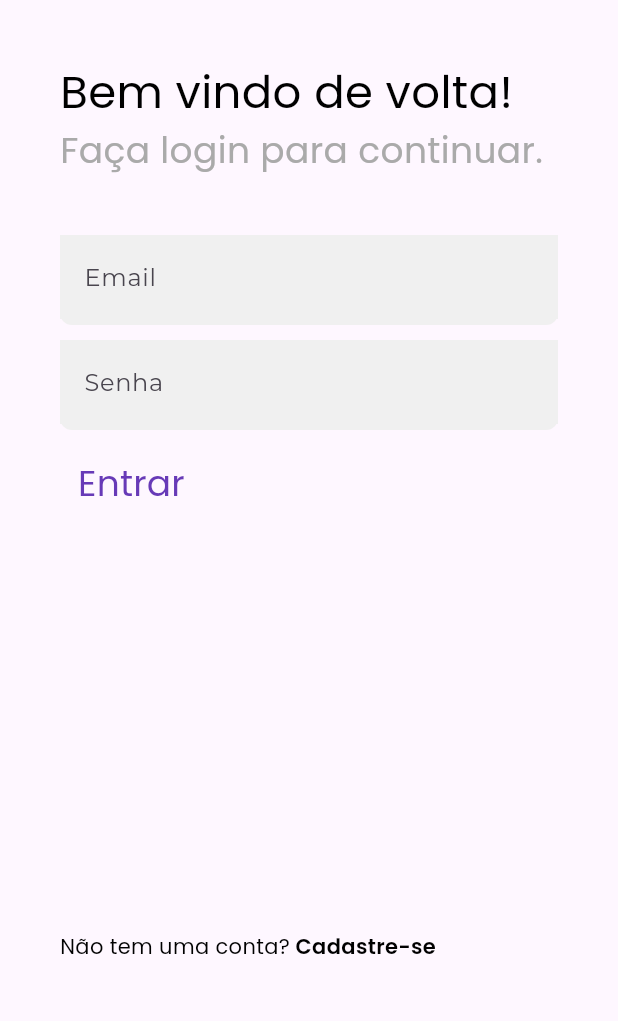
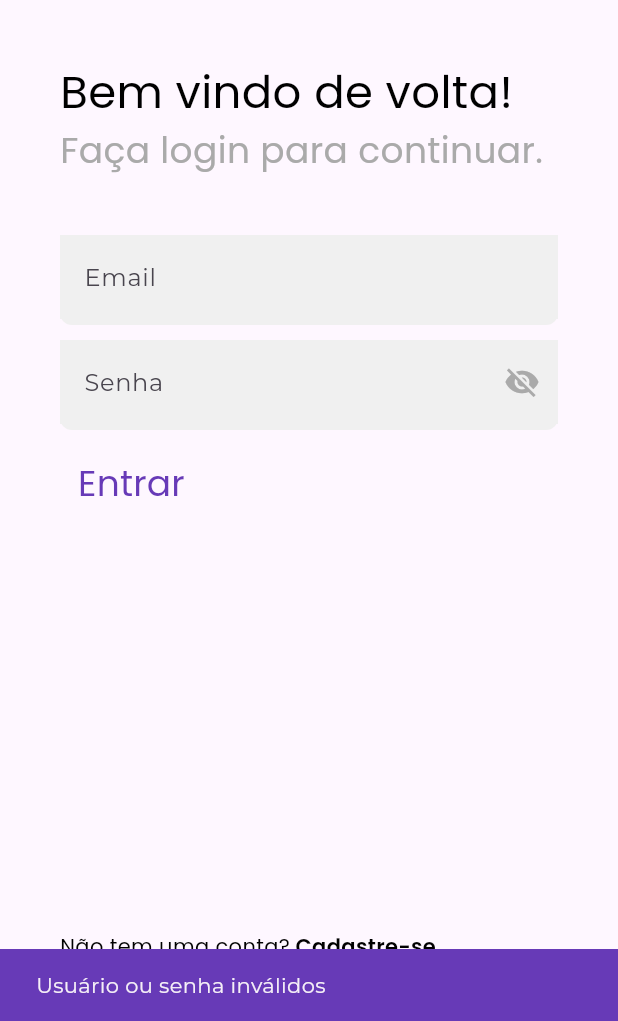
Before and after one commit to abnerjs/bc_dio_trilhaapp, a Flutter app: the screen it shows after launch, after a tap on "Entrar", on a phone screen of 412 x 824 dp, the part 215-1236 px from its top. Run offline on Flutter 3.47's test engine with Material 2 defaults, Android fonts, the phone set to English and light mode, and no system bars; our stand-ins replace google_fonts.

```diff
--- a/lib/main.dart
+++ b/lib/main.dart
@@ -1,6 +1,7 @@
 import 'package:flutter/material.dart';
 import 'package:google_fonts/google_fonts.dart';
-import 'package:trilhaapp/pages/login_page.dart';
+import 'package:trilhaapp/pages/home.dart';
+import 'package:trilhaapp/pages/login.dart';
 // import 'pages/home_page.dart';
 
 void main() {
@@ -19,7 +20,10 @@ class MyApp extends StatelessWidget {
         useMaterial3: true,
         textTheme: GoogleFonts.montserratTextTheme(),
       ),
-      home: const LoginPage(title: 'Trilha App'),
+      home: const LoginPage(title: 'TrilhaApp'),
+      routes: <String, WidgetBuilder>{
+        '/home': (context) => const HomePage(title: 'TrilhaApp'),
+      },
     );
   }
 }
--- a/lib/pages/login_page.dart
+++ b/lib/pages/login.dart
@@ -11,7 +11,9 @@ class LoginPage extends StatefulWidget {
 }
 
 class _LoginPageState extends State<LoginPage> {
-  var num = 0;
+  bool isPasswordVisible = false;
+  TextEditingController emailController = TextEditingController();
+  TextEditingController passwordController = TextEditingController();
 
   @override
   Widget build(BuildContext context) {
@@ -28,7 +30,7 @@ class _LoginPageState extends State<LoginPage> {
                     margin:
                         const EdgeInsets.only(bottom: 40, top: 100, left: 40),
                     child: Text(
-                      "TrilhaApp",
+                      widget.title,
                       style: GoogleFonts.poppins(
                         color: const Color.fromARGB(255, 0, 0, 0),
                         fontWeight: FontWeight.w400,
@@ -73,9 +75,9 @@ class _LoginPageState extends State<LoginPage> {
                       borderRadius: BorderRadius.circular(8),
                       color: const Color.fromARGB(255, 240, 240, 240),
                     ),
-                    child: const TextField(
-                      obscureText: true,
-                      decoration: InputDecoration(
+                    child: TextField(
+                      controller: emailController,
+                      decoration: const InputDecoration(
                         filled: true,
                         fillColor: Color.fromARGB(255, 240, 240, 240),
                         labelText: 'Email',
@@ -91,20 +93,46 @@ class _LoginPageState extends State<LoginPage> {
                       borderRadius: BorderRadius.circular(8),
                       color: const Color.fromARGB(255, 240, 240, 240),
                     ),
-                    child: const TextField(
-                      obscureText: true,
+                    child: TextField(
+                      controller: passwordController,
+                      obscureText: !isPasswordVisible,
                       decoration: InputDecoration(
                         filled: true,
-                        fillColor: Color.fromARGB(255, 240, 240, 240),
+                        fillColor: const Color.fromARGB(255, 240, 240, 240),
                         labelText: 'Senha',
                         border: InputBorder.none,
+                        suffixIcon: InkWell(
+                          onTap: () {
+                            setState(() {
+                              isPasswordVisible = !isPasswordVisible;
+                            });
+                          },
+                          child: Icon(
+                            isPasswordVisible
+                                ? Icons.visibility
+                                : Icons.visibility_off,
+                            color: const Color.fromARGB(255, 170, 170, 170),
+                          ),
+                        ),
                       ),
                     ),
                   ),
                   Container(
                     margin: const EdgeInsets.symmetric(horizontal: 40),
                     child: TextButton(
-                        onPressed: () => {},
+                        onPressed: () {
+                          if (emailController.text == "admin" &&
+                              passwordController.text == "admin") {
+                            Navigator.pushReplacementNamed(context, '/home');
+                          } else {
+                            ScaffoldMessenger.of(context).showSnackBar(
+                              const SnackBar(
+                                backgroundColor: Colors.deepPurple,
+                                content: Text('Usuário ou senha inválidos'),
+                              ),
+                            );
+                          }
+                        },
                         style: ButtonStyle(
                           shape: MaterialStateProperty.all(
                             RoundedRectangleBorder(
```
Also changed, not shown: lib/pages/home.dart (renamed from lib/pages/home_page.dart, +19 -20 lines).
